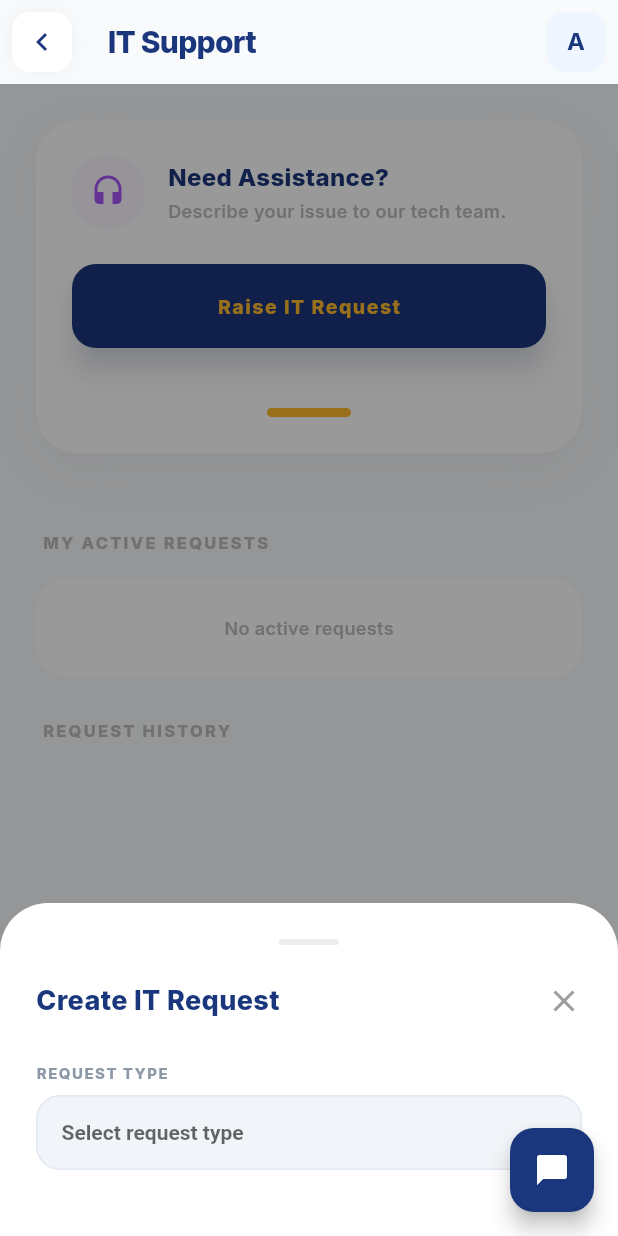
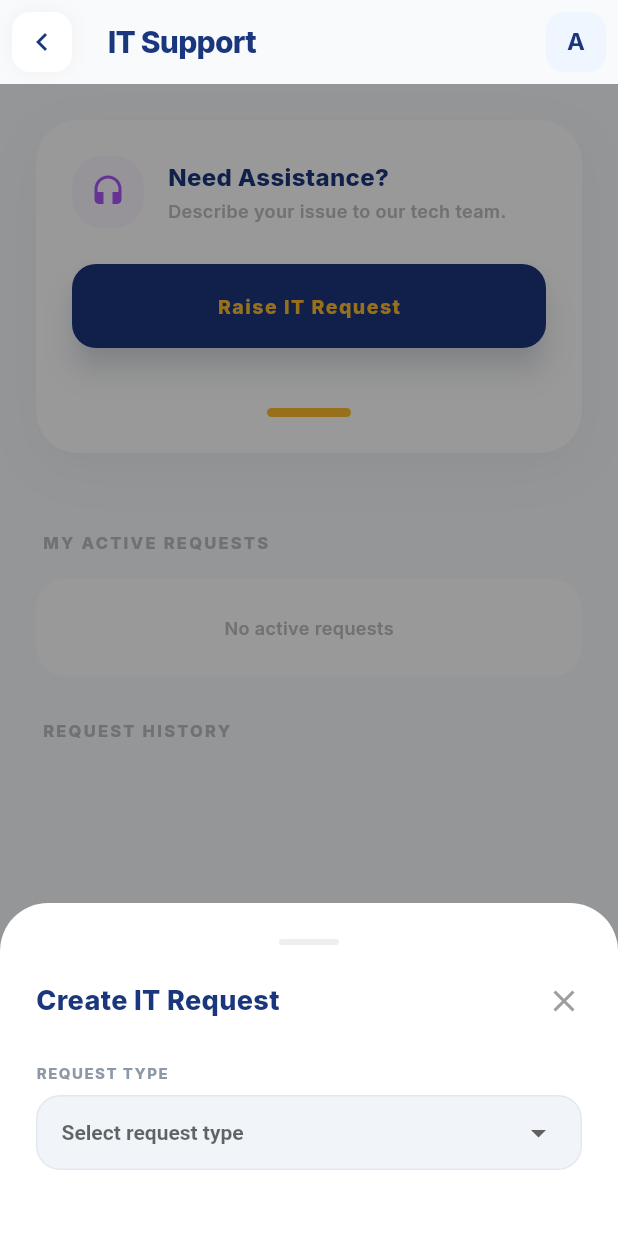
Before and after one commit to kunalsolanki22/Unified-Office-Management-System, a Flutter app: the ITSupportScreen screen opened directly, after a tap on "Raise IT Request", on a phone screen of 412 x 824 dp. Run offline on Flutter 3.47's test engine with Material 3 defaults, Android fonts, the phone set to English and light mode, and no system bars; our stand-ins replace calendar_date_picker2, google_fonts, jwt_decoder, shared_preferences; accounts and stored records are empty; network calls fail.

Commit message:
Chatbot and UI Changes

```diff
--- a/frontend-mobile/flutter_application/lib/screens/directory/directory_screen.dart
+++ b/frontend-mobile/flutter_application/lib/screens/directory/directory_screen.dart
@@ -221,6 +221,8 @@
     final role = user['role']?.toString() ?? '';
     final team = user['team']?.toString() ?? '';
     final desk = user['desk_label']?.toString() ?? '';
+    final department = user['department']?.toString() ?? '';
+    final phone = user['phone']?.toString() ?? '';
 
     String initials = '';
     if (name.isNotEmpty) {
@@ -278,8 +280,12 @@
               ),
             const SizedBox(height: 18),
             if (team.isNotEmpty) _infoRow(Icons.groups, 'Team', team),
+            if (department.isNotEmpty)
+              _infoRow(Icons.business, 'Department', department),
             if (email.isNotEmpty)
               _infoRow(Icons.email, 'Email', email, copyable: true),
+            if (phone.isNotEmpty)
+              _infoRow(Icons.phone, 'Phone', phone, copyable: true),
             if (desk.isNotEmpty) _infoRow(Icons.chair, 'Desk', desk),
             const SizedBox(height: 18),
           ],
--- a/frontend-mobile/flutter_application/lib/screens/it_support_screen.dart
+++ b/frontend-mobile/flutter_application/lib/screens/it_support_screen.dart
@@ -27,11 +27,29 @@
 
   // Form state
   String? _selectedRequestType;
+  String? _selectedAssetType;
   String? _selectedPriority = 'medium';
   final TextEditingController _titleController = TextEditingController();
   final TextEditingController _descriptionController = TextEditingController();
   final TextEditingController _assetCodeController = TextEditingController();
   bool _showForm = false;
+
+  // Asset types from backend AssetType enum
+  static const List<Map<String, String>> _assetTypes = [
+    {'value': 'laptop', 'label': 'Laptop'},
+    {'value': 'desktop', 'label': 'Desktop'},
+    {'value': 'monitor', 'label': 'Monitor'},
+    {'value': 'keyboard', 'label': 'Keyboard'},
+    {'value': 'mouse', 'label': 'Mouse'},
+    {'value': 'headset', 'label': 'Headset'},
+    {'value': 'webcam', 'label': 'Webcam'},
+    {'value': 'docking_station', 'label': 'Docking Station'},
+    {'value': 'mobile_phone', 'label': 'Mobile Phone'},
+    {'value': 'tablet', 'label': 'Tablet'},
+    {'value': 'printer', 'label': 'Printer'},
+    {'value': 'scanner', 'label': 'Scanner'},
+    {'value': 'other', 'label': 'Other'},
+  ];
 
   @override
   void initState() {
@@ -151,6 +169,7 @@
     setState(() {
       _showForm = true;
       _selectedRequestType = null;
+      _selectedAssetType = null;
       _selectedPriority = 'medium';
       _titleController.clear();
       _descriptionController.clear();
@@ -162,6 +181,7 @@
     setState(() {
       _showForm = false;
       _selectedRequestType = null;
+      _selectedAssetType = null;
       _selectedPriority = 'medium';
       _titleController.clear();
       _descriptionController.clear();
@@ -169,9 +189,18 @@
     });
   }
 
+  bool _needsAssetType(String? requestType) {
+    return requestType == 'new_asset' || requestType == 'repair' || requestType == 'replacement';
+  }
+
   Future<void> _submitForm() async {
     if (_selectedRequestType == null || _titleController.text.isEmpty || _descriptionController.text.isEmpty || _selectedPriority == null) {
       SnackbarHelper.showError(context, 'Please fill in all required fields');
+      return;
+    }
+    // Require asset type for new_asset/repair/replacement
+    if (_needsAssetType(_selectedRequestType) && _selectedAssetType == null) {
+      SnackbarHelper.showError(context, 'Please select an asset type');
       return;
     }
     if (_titleController.text.trim().length < 1) {
@@ -183,10 +212,21 @@
       return;
     }
     setState(() => _isSubmitting = true);
+
+    // Prepend asset type to description if selected
+    String description = _descriptionController.text.trim();
+    if (_selectedAssetType != null) {
+      final assetLabel = _assetTypes.firstWhere(
+        (a) => a['value'] == _selectedAssetType,
+        orElse: () => {'label': _selectedAssetType!},
+      )['label']!;
+      description = '[Asset Type: $assetLabel] $description';
+    }
+
     final result = await _itRequestService.createRequest(
       requestType: _selectedRequestType!,
       title: _titleController.text.trim(),
-      description: _descriptionController.text.trim(),
+      description: description,
       priority: _selectedPriority!,
       relatedAssetCode: _assetCodeController.text.trim(),
     );
@@ -699,7 +739,6 @@
                                   color: navyColor,
                                 ),
                                 items: [
-                                  {'value': 'new', 'label': 'New'},
                                   {'value': 'new_asset', 'label': 'New Asset'},
                                   {'value': 'repair', 'label': 'Repair'},
                                   {'value': 'replacement', 'label': 'Replacement'},
@@ -716,12 +755,67 @@
                                 onChanged: (value) {
                                   setState(() {
                                     _selectedRequestType = value;
+                                    // Reset asset type when request type changes
+                                    if (!_needsAssetType(value)) {
+                                      _selectedAssetType = null;
+                                    }
                                   });
                                 },
                               ),
                             ),
                           ],
                         ),
+                        // Asset Type Dropdown (shown for new_asset, repair, replacement)
+                        if (_needsAssetType(_selectedRequestType)) ...[
+                          const SizedBox(height: 20),
+                          Column(
+                            crossAxisAlignment: CrossAxisAlignment.start,
+                            children: [
+                              Text(
+                                'ASSET TYPE',
+                                style: TextStyle(
+                                  fontSize: 10,
+                                  fontWeight: FontWeight.w800,
+                                  color: textMuted,
+                                  letterSpacing: 1.0,
+                                ),
+                              ),
+                              const SizedBox(height: 8),
+                              Container(
+                                padding: const EdgeInsets.symmetric(horizontal: 16),
+                                decoration: BoxDecoration(
+                                  color: const Color(0xFFF1F5F9),
+                                  border: Border.all(
+                                    color: const Color(0xFFE2E8F0),
+                                  ),
+                                  borderRadius: BorderRadius.circular(16),
+                                ),
+                                child: DropdownButton<String>(
+                                  value: _selectedAssetType,
+                                  hint: const Text('Select asset type'),
+                                  isExpanded: true,
+                                  underline: const SizedBox(),
+                                  style: const TextStyle(
+                                    fontSize: 14,
+                                    fontWeight: FontWeight.w600,
+                                    color: navyColor,
+                                  ),
+                                  items: _assetTypes.map<DropdownMenuItem<String>>((type) {
+                                    return DropdownMenuItem<String>(
+                                      value: type['value'],
+                                      child: Text(type['label']!),
+                                    );
+                                  }).toList(),
+                                  onChanged: (value) {
+                                    setState(() {
+                                      _selectedAssetType = value;
+                                    });
+                                  },
+                                ),
+                              ),
+                            ],
+                          ),
+                        ],
                         const SizedBox(height: 20),
                         if (_selectedRequestType != null) ...[
                           // Title/Short Description
@@ -974,7 +1068,7 @@
             ),
         ],
       ),
-      floatingActionButton: FloatingActionButton(
+      floatingActionButton: _showForm ? null : FloatingActionButton(
         heroTag: 'it_support_fab',
         onPressed: () {
           Navigator.push(
```
Also changed, not shown: frontend-mobile/flutter_application/lib/screens/cafeteria_screen.dart (+12 -4 lines), frontend-mobile/flutter_application/lib/screens/manager_profile_screen.dart (+10 -0 lines), 2 other files.
